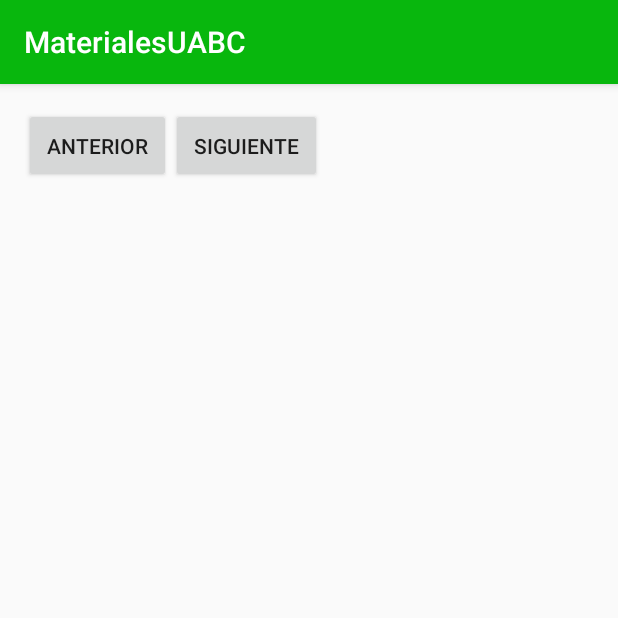
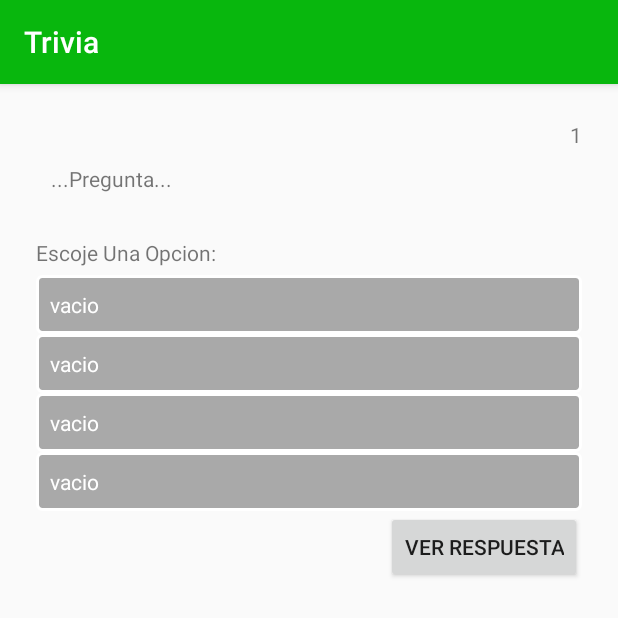
Before and after one commit to mikeIC/MaterialesUABC, an Android app: the TriviaActivity screen opened directly, with no data from a screen before it, on a phone screen of 412 x 824 dp, the top half of it. Run offline under Robolectric (Android 15) with nearby library versions, the phone set to English and light mode, and no system bars.

Commit message:
TriviaUpdate 2: pasar parametro posicion al fragmento creado dentro del ViewPager

```diff
--- a/app/src/main/java/com/example/android/materialesuabc/HomeFragment.java
+++ b/app/src/main/java/com/example/android/materialesuabc/HomeFragment.java
@@ -109,6 +109,7 @@
     public void onClick(View view) {
         Toast.makeText(getActivity(), "clicked", Toast.LENGTH_SHORT).show();
         if(view.getId() == R.id.button_start_trivia){
+//            Intent intent = new Intent(getActivity(),ScreenSlidePagerActivity.class);
             Intent intent = new Intent(getActivity(),TriviaActivity.class);
             intent.putExtra("materia",materiaSeleccionada);
             intent.putExtra("unidad",unidadSeleccionada);
--- a/app/src/main/java/com/example/android/materialesuabc/TriviaActivity.java
+++ b/app/src/main/java/com/example/android/materialesuabc/TriviaActivity.java
@@ -1,7 +1,9 @@
 package com.example.android.materialesuabc;
 
-import android.app.Fragment;
+import android.content.Intent;
+import android.support.v4.app.Fragment;
 import android.app.FragmentTransaction;
+import android.support.v4.app.FragmentActivity;
 import android.support.v4.app.FragmentManager;
 import android.support.v4.app.FragmentStatePagerAdapter;
 import android.support.v4.view.PagerAdapter;
@@ -28,41 +30,65 @@
     private FragmentManager fm;
     private FragmentStatePagerAdapter fragmentStatePagerAdapter;
 
-
     @Override
     protected void onCreate(Bundle savedInstanceState) {
         super.onCreate(savedInstanceState);
         setContentView(R.layout.activity_trivia);
-//        Fragment fragment = new TriviaFragment();
-//
-//        fragmentStatePagerAdapter= new FragmentStatePagerAdapter(fm) {
-//            @Override
-//            public int getCount() {
-//                return NUM_PAGES;
-//            }
-//
-//            @Override
-//            public android.support.v4.app.Fragment getItem(int position) {
-//                return new TriviaFragment();
-//            }
-//        };
+
+        viewPager = (ViewPager) findViewById(R.id.viewpagerPregunta);
+        pagerAdapter = new ScreenSlidePagerAdapter(getSupportFragmentManager());
+        viewPager.setAdapter(pagerAdapter);
+
 
 
     }
 
+    @Override
+    public void onBackPressed() {
+        if (viewPager.getCurrentItem() == 0) {
+            // If the user is currently looking at the first step, allow the system to handle the
+            // Back button. This calls finish() on this activity and pops the back stack.
+            super.onBackPressed();
+        } else {
+            // Otherwise, select the previous step.
+            viewPager.setCurrentItem(viewPager.getCurrentItem() - 1);
+        }
+    }
     public void btnClickTrivia(View view) {
         Toast.makeText(TriviaActivity.this, "click happened here", Toast.LENGTH_SHORT).show();
 
     }
 
+    private class ScreenSlidePagerAdapter extends FragmentStatePagerAdapter {
+        public ScreenSlidePagerAdapter(FragmentManager fm) {
+            super(fm);
+        }
 
-    public void changeFragment(Fragment fragment) {
-        FragmentTransaction ft = getFragmentManager().beginTransaction();
-        ft.replace(R.id.pregunta_frame_layout, fragment, "visible_fragment");
-        ft.addToBackStack(null);
-        ft.setTransition(FragmentTransaction.TRANSIT_FRAGMENT_FADE);
-        ft.commit();
+        @Override
+        public Fragment getItem(int position) {
+            TriviaFragment fragment = new TriviaFragment();
+            Bundle bundle = new Bundle();
+            bundle.putInt("posicion",position);
+            fragment.setArguments(bundle);
+
+            return fragment;
+//            return new TriviaFragment();
+        }
+
+        @Override
+        public int getCount() {
+            return NUM_PAGES;
+        }
     }
+
+
+//    public void changeFragment(Fragment fragment) {
+//        FragmentTransaction ft = getFragmentManager().beginTransaction();
+//        ft.replace(R.id.pregunta_frame_layout, fragment, "visible_fragment");
+//        ft.addToBackStack(null);
+//        ft.setTransition(FragmentTransaction.TRANSIT_FRAGMENT_FADE);
+//        ft.commit();
+//    }
 //    private List<Fragment> getFragments(){
 //        List<Fragment> fList = new ArrayList<Fragment>();
 //        fList.add(TriviaFragment.newInstance());
--- a/app/src/main/java/com/example/android/materialesuabc/TriviaFragment.java
+++ b/app/src/main/java/com/example/android/materialesuabc/TriviaFragment.java
@@ -2,7 +2,7 @@
 
 
 import android.os.Bundle;
-import android.app.Fragment;
+import android.support.v4.app.Fragment;
 import android.view.LayoutInflater;
 import android.view.View;
 import android.view.ViewGroup;
@@ -15,11 +15,12 @@
  */
 public class TriviaFragment extends Fragment{
     private int numeroFragment;
+    private TextView numeroPregunta;
+
 
     public TriviaFragment() {
         // Required empty public constructor
     }
-
     @Override
     public View onCreateView(LayoutInflater inflater, ViewGroup container,
                              Bundle savedInstanceState) {
@@ -30,10 +31,15 @@
     @Override
     public void onStart() {
         super.onStart();
+        View view = getView();
+        Bundle bundle = this.getArguments();
+        if(bundle!= null){
+            numeroFragment= bundle.getInt("posicion",0);
+        }
 
-        View view = getView();
-
-
+        numeroPregunta = (TextView) view.findViewById(R.id.tvNumeroPregunta);
+       Integer integer = numeroFragment+1;
+        numeroPregunta.setText(integer.toString());
     }
 
 
--- a/app/src/main/res/layout/activity_trivia.xml
+++ b/app/src/main/res/layout/activity_trivia.xml
@@ -10,46 +10,43 @@
     android:orientation="vertical"
     tools:context="com.example.android.materialesuabc.TriviaActivity">
 
-    <FrameLayout
-        android:id="@+id/pregunta_frame_layout"
+    <android.support.v4.view.ViewPager
+        android:id="@+id/viewpagerPregunta"
         android:layout_width="match_parent"
-        android:layout_height="wrap_content">
+        android:layout_height="wrap_content"
 
-    </FrameLayout>
-    <!--<android.support.v4.view.ViewPager-->
-        <!--android:id="@+id/viewpagerPregunta"-->
-        <!--android:layout_width="match_parent"-->
-        <!--android:layout_height="wrap_content"></android.support.v4.view.ViewPager>-->
+        />
 
 
-    <LinearLayout
-        android:layout_width="match_parent"
-        android:layout_height="wrap_content"
-        android:orientation="horizontal"
-        >
-        <Button
-            android:id="@+id/lastFragment"
-            android:layout_width="wrap_content"
-            android:layout_height="wrap_content"
-            android:layout_gravity="center_horizontal"
-            android:onClick="btnClickTrivia"
-            android:padding="15dp"
-            android:text="Anterior"
-            />
-        <Button
-            android:id="@+id/nextFragment"
-            android:layout_width="wrap_content"
-            android:layout_height="wrap_content"
-            android:layout_gravity="center_horizontal"
-            android:padding="15dp"
-            android:onClick="btnClickTrivia"
+    <!--<LinearLayout-->
+        <!--android:layout_width="match_parent"-->
+        <!--android:layout_height="wrap_content"-->
+        <!--android:orientation="horizontal"-->
+        <!--android:layout_gravity="center_horizontal"-->
+        <!--&gt;-->
+        <!--<Button-->
+            <!--android:id="@+id/lastFragment"-->
+            <!--android:layout_width="wrap_content"-->
+            <!--android:layout_height="wrap_content"-->
+            <!--android:layout_gravity="center_horizontal"-->
+            <!--android:onClick="btnClickTrivia"-->
+            <!--android:padding="15dp"-->
+            <!--android:text="@string/anterior"-->
+            <!--/>-->
+        <!--<Button-->
+            <!--android:id="@+id/nextFragment"-->
+            <!--android:layout_width="wrap_content"-->
+            <!--android:layout_height="wrap_content"-->
+            <!--android:layout_gravity="center_horizontal"-->
+            <!--android:padding="15dp"-->
+            <!--android:onClick="btnClickTrivia"-->
 
-            android:text="@string/siguiente"
-            />
+            <!--android:text="@string/siguiente"-->
+            <!--/>-->
 
 
 
-    </LinearLayout>
+    <!--</LinearLayout>-->
 
 
 
--- a/app/src/main/res/layout/fragment_trivia.xml
+++ b/app/src/main/res/layout/fragment_trivia.xml
@@ -1,7 +1,7 @@
 <LinearLayout xmlns:android="http://schemas.android.com/apk/res/android"
     xmlns:tools="http://schemas.android.com/tools"
     android:layout_width="match_parent"
-    android:layout_height="match_parent"
+    android:layout_height="wrap_content"
     android:orientation="vertical"
     android:padding="8dp"
     tools:context="com.example.android.materialesuabc.TriviaFragment">
@@ -10,14 +10,15 @@
         android:id="@+id/tvNumeroPregunta"
         android:layout_width="wrap_content"
         android:layout_height="wrap_content"
-        android:text="num_pregunta"
+        android:text="@string/numero_pregunta"
+        android:layout_gravity="end"
         />
     <TextView
         android:id="@+id/trivia_pregunta_text"
-        android:paddingTop="30dp"
-        android:paddingBottom="30dp"
-        android:paddingLeft="15dp"
-        android:paddingRight="15dp"
+        android:paddingTop="10dp"
+        android:paddingBottom="20dp"
+        android:paddingLeft="10dp"
+        android:paddingRight="10dp"
         android:layout_width="match_parent"
         android:layout_height="wrap_content"
         android:text="@string/pregunta" />
@@ -26,8 +27,8 @@
         android:layout_width="wrap_content"
         android:layout_height="wrap_content"
         android:text="@string/escoje_una_opcion"
-        android:padding="5dp"
-        android:paddingBottom="30dp"
+        android:paddingTop="10dp"
+        android:paddingBottom="5dp"
         />
     <ScrollView
         android:layout_width="match_parent"
@@ -35,9 +36,7 @@
         <LinearLayout
             android:orientation="vertical"
             android:layout_width="match_parent"
-            android:layout_height="match_parent">
-
-
+            android:layout_height="wrap_content">
             <RadioGroup
                 android:layout_width="match_parent"
                 android:layout_height="wrap_content"
--- a/app/src/main/res/values/strings.xml
+++ b/app/src/main/res/values/strings.xml
@@ -48,4 +48,6 @@
     <string name="trivia">Trivia</string>
     <string name="ver_respuesta">Ver Respuesta</string>
     <string name="siguiente">Siguiente</string>
+    <string name="numero_pregunta">Numero Pregunta</string>
+    <string name="anterior">Anterior</string>
 </resources>
```
Also changed, not shown: app/src/main/AndroidManifest.xml (+6 -3 lines), app/src/main/java/com/example/android/materialesuabc/ScreenSlidePagerActivity.java (added, +73 -0 lines), app/src/main/res/layout/activity_screen_slide_pager.xml (added, +19 -0 lines), 1 other file.
